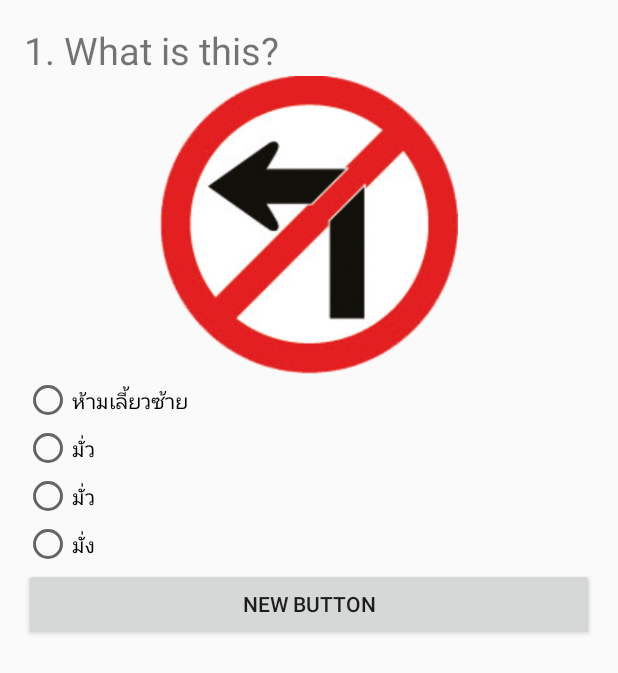
After one commit to PhuwitNins/BU-Traffic, an Android app: the excercise screen opened directly, with no data from a screen before it, on a phone screen of 412 x 824 dp. The commit adds this screen. Shown: the top 673 px of the screen. Run offline under Robolectric (Android 15) with nearby library versions, the phone set to English and light mode, and no system bars; 4 statements that could not run were skipped.

Commit message:
Finish quiz

```diff
--- a/app/build.gradle
+++ b/app/build.gradle
@@ -23,4 +23,5 @@ dependencies {
     compile fileTree(dir: 'libs', include: ['*.jar'])
     testCompile 'junit:junit:4.12'
     compile 'com.android.support:appcompat-v7:23.1.0'
+    compile 'com.google.android.gms:play-services-appindexing:8.1.0'
 }
--- /dev/null
+++ b/app/src/main/java/net/nsndrp/phuwit/butraffic/excercise.java
@@ -0,0 +1,190 @@
+package net.nsndrp.phuwit.butraffic;
+
+import android.content.Intent;
+import android.graphics.RadialGradient;
+import android.net.Uri;
+import android.support.v7.app.AppCompatActivity;
+import android.os.Bundle;
+import android.util.Log;
+import android.view.View;
+import android.widget.ImageView;
+import android.widget.RadioButton;
+import android.widget.RadioGroup;
+import android.widget.TextView;
+
+import com.google.android.gms.appindexing.Action;
+import com.google.android.gms.appindexing.AppIndex;
+import com.google.android.gms.common.api.GoogleApiClient;
+
+public class excercise extends AppCompatActivity {
+
+    /* Explicit*/
+
+    private TextView questionTextView;
+    private ImageView trafficImageView;
+    private RadioGroup choiceRadioGroup;
+    private RadioButton choiceRadioButton1, choiceRadioButton2,
+            choiceRadioButton3, choiceRadioButton4;
+    private int timeAnInt = 0, intScore = 0;
+    /**
+     * ATTENTION: This was auto-generated to implement the App Indexing API.
+     * See https://g.co/AppIndexing/AndroidStudio for more information.
+     */
+    private GoogleApiClient client;
+
+
+    @Override
+    protected void onCreate(Bundle savedInstanceState) {
+        super.onCreate(savedInstanceState);
+        setContentView(R.layout.activity_excercise);
+
+        bindWidget();
+
+        setUpChoice();
+
+        // ATTENTION: This was auto-generated to implement the App Indexing API.
+        // See https://g.co/AppIndexing/AndroidStudio for more information.
+        client = new GoogleApiClient.Builder(this).addApi(AppIndex.API).build();
+    } // main method
+
+    private void setUpChoice() {
+        String[] strMyChoice = getResources().getStringArray(R.array.times1);
+        choiceRadioButton1.setText(strMyChoice[0]);
+        choiceRadioButton2.setText(strMyChoice[1]);
+        choiceRadioButton3.setText(strMyChoice[2]);
+        choiceRadioButton4.setText(strMyChoice[3]);
+
+
+    }
+
+
+    public void clickAnswer(View view) {
+        String[] strQuesttion = new String[5];
+        strQuesttion[0] = "1. What is this?";
+        strQuesttion[1] = "2. What is this?";
+        strQuesttion[2] = "3. What is this?";
+        strQuesttion[3] = "4. What is this?";
+        strQuesttion[4] = "5. What is this?";
+
+        int[] intImage = new int[5];
+        intImage[0] = R.drawable.traffic_01;
+        intImage[1] = R.drawable.traffic_02;
+        intImage[2] = R.drawable.traffic_03;
+        intImage[3] = R.drawable.traffic_04;
+        intImage[4] = R.drawable.traffic_05;
+
+        int[] intChoice = new int[5];
+        intChoice[0] = R.array.times1;
+        intChoice[1] = R.array.times2;
+        intChoice[2] = R.array.times3;
+        intChoice[3] = R.array.times4;
+        intChoice[4] = R.array.times5;
+        checkScore();
+        timeAnInt += 1;
+
+        if (timeAnInt < 5) {
+
+            questionTextView.setText(strQuesttion[timeAnInt]);
+            trafficImageView.setImageResource(intImage[timeAnInt]);
+            String[] strMyChoice = getResources().getStringArray(intChoice[timeAnInt]);
+            choiceRadioButton1.setText(strMyChoice[0]);
+            choiceRadioButton2.setText(strMyChoice[1]);
+            choiceRadioButton3.setText(strMyChoice[2]);
+            choiceRadioButton4.setText(strMyChoice[3]);
+
+
+        } else {
+            Intent objIntent = new Intent(excercise.this, scoreActivity.class);
+            objIntent.putExtra("Score", intScore);
+            startActivity(objIntent);
+        }
+
+    }  //click ans
+
+    private void checkScore() {
+        final int[] intUserChoose= {1,2,4,2,4};
+        choiceRadioGroup.setOnCheckedChangeListener(new RadioGroup.OnCheckedChangeListener() {
+            @Override
+            public void onCheckedChanged(RadioGroup group, int checkedId) {
+
+                int intRadio;
+                switch (checkedId) {
+                    case R.id.radioButton:
+                        intRadio = 1;break;
+                    case R.id.radioButton2:
+                        intRadio = 2;break;
+                    case R.id.radioButton3:
+                        intRadio = 3;break;
+                    case R.id.radioButton4:
+                        intRadio = 4;break;
+                        default:
+                            intRadio = 0;
+                            break;
+                }
+
+
+                if (intUserChoose[timeAnInt]== checkedId) {
+                    intScore ++;
+                    Log.d("Test", "Score =>"+ Integer.toString(intScore));
+                } else {
+                }
+
+
+            }//event
+        });
+
+
+    }
+
+
+    private void bindWidget() {
+        questionTextView = (TextView) findViewById(R.id.textView5);
+        trafficImageView = (ImageView) findViewById(R.id.imageView3);
+        choiceRadioButton1 = (RadioButton) findViewById(R.id.radioButton);
+        choiceRadioButton2 = (RadioButton) findViewById(R.id.radioButton2);
+        choiceRadioButton3 = (RadioButton) findViewById(R.id.radioButton3);
+        choiceRadioButton4 = (RadioButton) findViewById(R.id.radioButton4);
+
+    }
+
+
+    @Override
+    public void onStart() {
+        super.onStart();
+
+        // ATTENTION: This was auto-generated to implement the App Indexing API.
+        // See https://g.co/AppIndexing/AndroidStudio for more information.
+        client.connect();
+        Action viewAction = Action.newAction(
+                Action.TYPE_VIEW, // TODO: choose an action type.
+                "excercise Page", // TODO: Define a title for the content shown.
+                // TODO: If you have web page content that matches this app activity's content,
+                // make sure this auto-generated web page URL is correct.
+                // Otherwise, set the URL to null.
+                Uri.parse("http://host/path"),
+                // TODO: Make sure this auto-generated app deep link URI is correct.
+                Uri.parse("android-app://net.nsndrp.phuwit.butraffic/http/host/path")
+        );
+        AppIndex.AppIndexApi.start(client, viewAction);
+    }
+
+    @Override
+    public void onStop() {
+        super.onStop();
+
+        // ATTENTION: This was auto-generated to implement the App Indexing API.
+        // See https://g.co/AppIndexing/AndroidStudio for more information.
+        Action viewAction = Action.newAction(
+                Action.TYPE_VIEW, // TODO: choose an action type.
+                "excercise Page", // TODO: Define a title for the content shown.
+                // TODO: If you have web page content that matches this app activity's content,
+                // make sure this auto-generated web page URL is correct.
+                // Otherwise, set the URL to null.
+                Uri.parse("http://host/path"),
+                // TODO: Make sure this auto-generated app deep link URI is correct.
+                Uri.parse("android-app://net.nsndrp.phuwit.butraffic/http/host/path")
+        );
+        AppIndex.AppIndexApi.end(client, viewAction);
+        client.disconnect();
+    }
+}       // main class
--- /dev/null
+++ b/app/src/main/res/layout/activity_excercise.xml
@@ -0,0 +1,76 @@
+<?xml version="1.0" encoding="utf-8"?>
+<RelativeLayout xmlns:android="http://schemas.android.com/apk/res/android"
+    xmlns:tools="http://schemas.android.com/tools"
+    android:layout_width="match_parent"
+    android:layout_height="match_parent"
+    android:paddingBottom="@dimen/activity_vertical_margin"
+    android:paddingLeft="@dimen/activity_horizontal_margin"
+    android:paddingRight="@dimen/activity_horizontal_margin"
+    android:paddingTop="@dimen/activity_vertical_margin"
+    tools:context="net.nsndrp.phuwit.butraffic.excercise">
+
+    <LinearLayout
+        android:orientation="vertical"
+        android:layout_width="match_parent"
+        android:layout_height="match_parent">
+
+        <TextView
+            android:layout_width="wrap_content"
+            android:layout_height="wrap_content"
+            android:text="1. What is this?"
+            android:id="@+id/textView5"
+            android:textSize="@dimen/h2" />
+
+        <ImageView
+            android:layout_width="@dimen/image"
+            android:layout_height="@dimen/image"
+            android:id="@+id/imageView3"
+            android:layout_gravity="center_horizontal"
+            android:src="@drawable/traffic_01" />
+
+        <RadioGroup
+            android:id="@+id/radChoice"
+            android:layout_width="match_parent"
+            android:layout_height="wrap_content">
+
+            <RadioButton
+                android:layout_width="wrap_content"
+                android:layout_height="wrap_content"
+                android:text="New RadioButton"
+                android:id="@+id/radioButton"
+                android:layout_gravity="left|center_horizontal" />
+
+            <RadioButton
+                android:layout_width="wrap_content"
+                android:layout_height="wrap_content"
+                android:text="New RadioButton"
+                android:id="@+id/radioButton2"
+                android:layout_gravity="left" />
+
+            <RadioButton
+                android:layout_width="wrap_content"
+                android:layout_height="wrap_content"
+                android:text="New RadioButton"
+                android:id="@+id/radioButton3"
+                android:layout_gravity="left" />
+
+            <RadioButton
+                android:layout_width="wrap_content"
+                android:layout_height="wrap_content"
+                android:text="New RadioButton"
+                android:id="@+id/radioButton4"
+                android:layout_gravity="left" />
+
+        </RadioGroup>
+
+        <Button
+            android:layout_width="match_parent"
+            android:layout_height="wrap_content"
+            android:text="New Button"
+            android:onClick="clickAnswer"
+            android:id="@+id/button3"
+            android:layout_gravity="center_horizontal" />
+
+    </LinearLayout>
+
+</RelativeLayout>
--- /dev/null
+++ b/app/src/main/res/values/choice.xml
@@ -0,0 +1,44 @@
+<?xml version="1.0" encoding="utf-8"?>
+<resources>
+
+    <string-array name="times1">
+        <item>ห้ามเลี้ยวซ้าย</item>
+        <item>มั่ว</item>
+        <item>มั่ว</item>
+        <item>มั่ง</item>
+    </string-array>
+
+    <string-array name="times2">
+        <item>ห้ามเลี้ยวซ้าย</item>
+        <item>ถูก</item>
+        <item>มั่ว</item>
+        <item>มั่ง</item>
+    </string-array>
+
+    <string-array name="times3">
+        <item>ห้ามเลี้ยวซ้าย</item>
+        <item>มั่ว</item>
+        <item>ถูก</item>
+        <item>มั่ง</item>
+    </string-array>
+
+    <string-array name="times4">
+        <item>ห้ามเลี้ยวซ้าย</item>
+        <item>มั่ว</item>
+        <item>มั่ว</item>
+        <item>ถูก</item>
+    </string-array>
+
+    <string-array name="times5">
+        <item>ห้ามเลี้ยวซ้าย</item>
+        <item>มั่ว</item>
+        <item>มั่ว</item>
+        <item>ถูก</item>
+    </string-array>
+
+
+
+
+
+
+</resources>
```
Also changed, not shown: app/src/main/AndroidManifest.xml (+8 -1 lines), app/src/main/java/net/nsndrp/phuwit/butraffic/MainActivity.java (+9 -0 lines), app/src/main/java/net/nsndrp/phuwit/butraffic/scoreActivity.java (added, +19 -0 lines), app/src/main/res/layout/activity_main.xml (+22 -5 lines), app/src/main/res/layout/activity_score.xml (added, +19 -0 lines).
